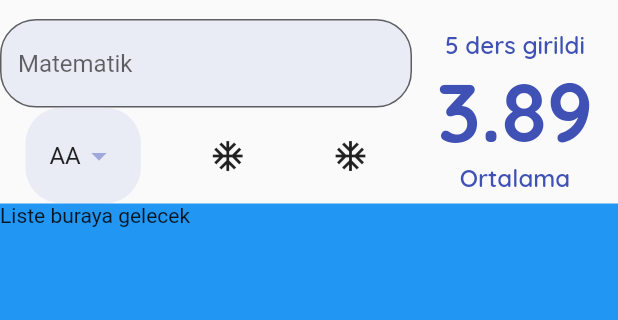
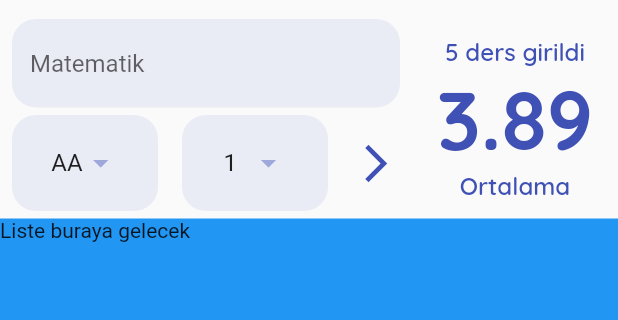
Before and after one commit to onalanrecep/dinamik_ortalama_hesapla, a Flutter app: the screen it shows after launch, on a phone screen of 412 x 824 dp, the part 65-385 px from its top. Run offline on Flutter 3.47's test engine with Material 2 defaults, Android fonts, the phone set to English and light mode, and no system bars; our stand-ins replace google_fonts.

Commit message:
Krediler icin dropdown olusturulmasi

```diff
--- a/lib/constants/app_constants.dart
+++ b/lib/constants/app_constants.dart
@@ -6,11 +6,12 @@ class Sabitler {
   static const String baslikText = 'Ortalama Hesapla';
   static final TextStyle baslikStyle = GoogleFonts.quicksand(
       fontSize: 24, fontWeight: FontWeight.w900, color: anaRenk);
-  static BorderRadius borderRadius = BorderRadius.circular(24);
+  static BorderRadius borderRadius = BorderRadius.circular(16);
   static final TextStyle ortalamaGosterBodyStyle = GoogleFonts.quicksand(
       fontSize: 16, fontWeight: FontWeight.w600, color: anaRenk);
   static final TextStyle ortalamaStyle = GoogleFonts.quicksand(
       fontSize: 55, fontWeight: FontWeight.w800, color: anaRenk);
   static final dropDownPadding =
       EdgeInsets.symmetric(horizontal: 16, vertical: 8);
+  static final yatayPadding8 = EdgeInsets.symmetric(horizontal: 8);
 }
--- a/lib/helper/data_helper.dart
+++ b/lib/helper/data_helper.dart
@@ -39,4 +39,19 @@ class DataHelper {
         )
         .toList();
   }
+
+  static List<int> _tumkrediler() {
+    return List.generate(10, (index) => index + 1).toList();
+  }
+
+  static List<DropdownMenuItem<double>> tumDerslerinKredileri() {
+    return _tumkrediler()
+        .map(
+          (e) => DropdownMenuItem(
+            child: Text(e.toString()),
+            value: e.toDouble(),
+          ),
+        )
+        .toList();
+  }
 }
--- a/lib/widgets/ortalama_hesapla_page.dart
+++ b/lib/widgets/ortalama_hesapla_page.dart
@@ -12,7 +12,8 @@ class OrtalamaHesaplaPage extends StatefulWidget {
 
 class _OrtalamaHesaplaAppPageState extends State<OrtalamaHesaplaPage> {
   GlobalKey formKey = GlobalKey<FormState>();
-  double secilenDeger = 4;
+  double secilenHarfDegeri = 4;
+  double secilenKrediDegeri = 1;
   @override
   Widget build(BuildContext context) {
     return Scaffold(
@@ -56,21 +57,39 @@ class _OrtalamaHesaplaAppPageState extends State<OrtalamaHesaplaPage> {
       key: formKey,
       child: Column(
         children: [
-          _buildTextFormField(),
+          Padding(
+            padding: Sabitler.yatayPadding8,
+            child: _buildTextFormField(),
+          ),
+          SizedBox(
+            height: 5,
+          ),
           Row(
-            mainAxisAlignment: MainAxisAlignment.spaceAround,
+            mainAxisAlignment: MainAxisAlignment.spaceBetween,
             children: [
-              _buildHarfler(),
-              IconButton(
-                onPressed: () {},
-                icon: Icon(Icons.ac_unit),
+              Expanded(
+                child: Padding(
+                  padding: Sabitler.yatayPadding8,
+                  child: _buildHarfler(),
+                ),
+              ),
+              Expanded(
+                child: Padding(
+                  padding: Sabitler.yatayPadding8,
+                  child: _buildKrediler(),
+                ),
               ),
               IconButton(
                 onPressed: () {},
-                icon: Icon(Icons.ac_unit),
+                icon: Icon(Icons.arrow_forward_ios_sharp),
+                color: Sabitler.anaRenk,
+                iconSize: 30,
               ),
             ],
-          )
+          ),
+          SizedBox(
+            height: 5,
+          ),
         ],
       ),
     );
@@ -80,7 +99,8 @@ class _OrtalamaHesaplaAppPageState extends State<OrtalamaHesaplaPage> {
     return TextFormField(
       decoration: InputDecoration(
           hintText: 'Matematik',
-          border: OutlineInputBorder(borderRadius: Sabitler.borderRadius),
+          border: OutlineInputBorder(
+              borderRadius: Sabitler.borderRadius, borderSide: BorderSide.none),
           filled: true,
           fillColor: Sabitler.anaRenk.shade100.withOpacity(0.3)),
     );
@@ -88,17 +108,18 @@ class _OrtalamaHesaplaAppPageState extends State<OrtalamaHesaplaPage> {
 
   _buildHarfler() {
     return Container(
+      alignment: Alignment.center,
       padding: Sabitler.dropDownPadding,
       decoration: BoxDecoration(
           color: Sabitler.anaRenk.shade100.withOpacity(0.3),
           borderRadius: Sabitler.borderRadius),
       child: DropdownButton<double>(
-        value: secilenDeger,
+        value: secilenHarfDegeri,
         elevation: 16,
         iconEnabledColor: Sabitler.anaRenk.shade200,
         onChanged: (deger) {
           setState(() {
-            secilenDeger = deger!;
+            secilenHarfDegeri = deger!;
             print(deger);
           });
         },
@@ -107,4 +128,27 @@ class _OrtalamaHesaplaAppPageState extends State<OrtalamaHesaplaPage> {
       ),
     );
   }
+
+  _buildKrediler() {
+    return Container(
+      alignment: Alignment.center,
+      padding: Sabitler.dropDownPadding,
+      decoration: BoxDecoration(
+          color: Sabitler.anaRenk.shade100.withOpacity(0.3),
+          borderRadius: Sabitler.borderRadius),
+      child: DropdownButton<double>(
+        value: secilenKrediDegeri,
+        elevation: 16,
+        iconEnabledColor: Sabitler.anaRenk.shade200,
+        onChanged: (deger) {
+          setState(() {
+            secilenKrediDegeri = deger!;
+            print(deger);
+          });
+        },
+        underline: Container(),
+        items: DataHelper.tumDerslerinKredileri(),
+      ),
+    );
+  }
 }
```
